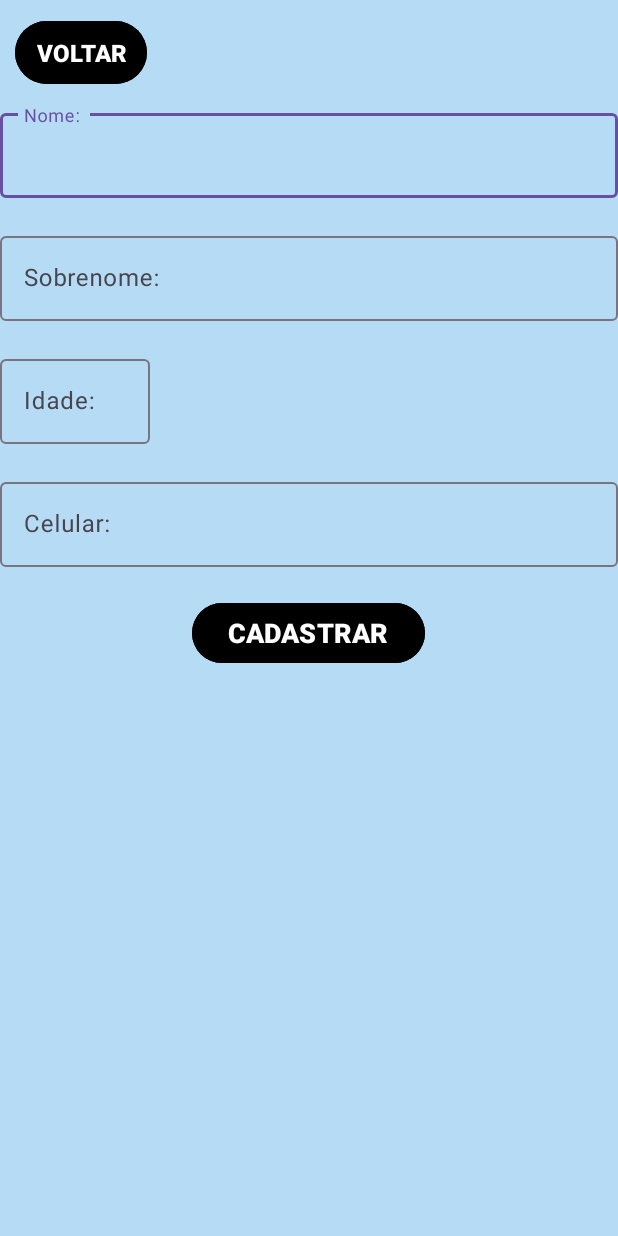
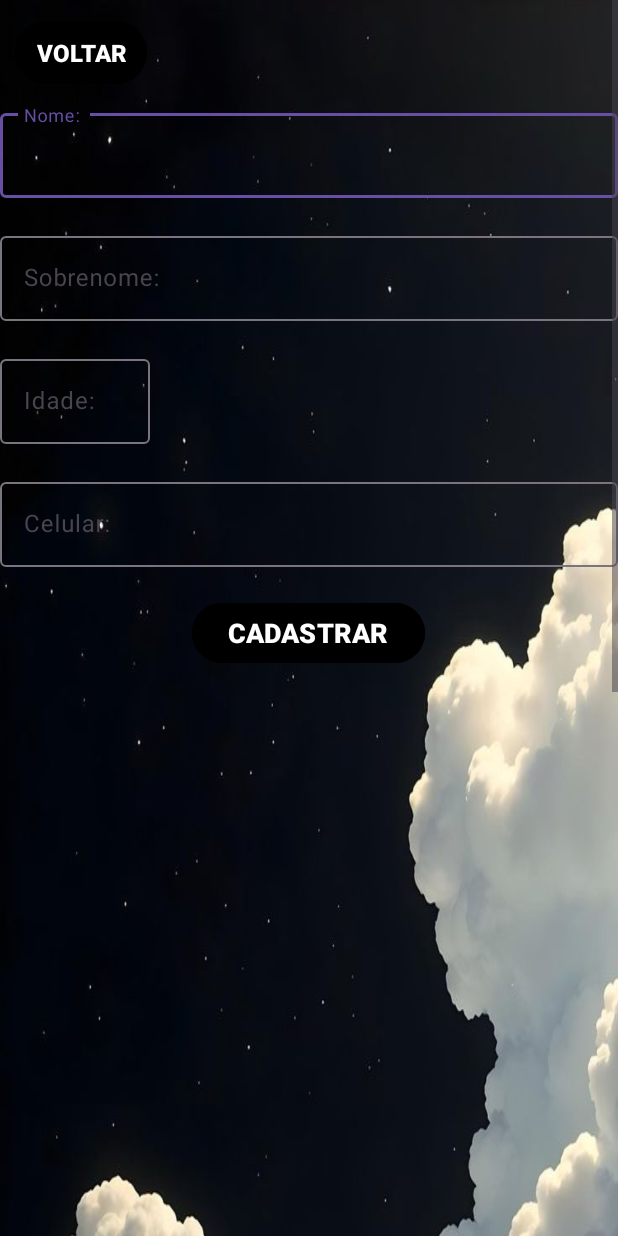
Before and after one commit to blougouras/appAgenda, an Android app: the CadastroUsuarios screen opened directly, with no data from a screen before it, on a phone screen of 412 x 824 dp. Run offline under Robolectric (Android 15) with nearby library versions, the phone set to English and light mode, and no system bars.

Commit message:
estilização finalizada

```diff
--- a/app/src/main/res/layout/activity_cadastro_usuarios.xml
+++ b/app/src/main/res/layout/activity_cadastro_usuarios.xml
@@ -10,23 +10,23 @@
 
     <LinearLayout
         android:id="@+id/main"
-        android:orientation="vertical"
         android:layout_width="match_parent"
         android:layout_height="wrap_content"
-        tools:context=".CadastroUsuarios"
-        android:background="@color/lightblue">
+        android:background="@drawable/fundo_nuvem"
+        android:orientation="vertical"
+        tools:context=".CadastroUsuarios">
 
         <Button
             android:id="@+id/voltar"
             android:layout_width="wrap_content"
             android:layout_height="wrap_content"
+            android:layout_margin="10dp"
+            android:backgroundTint="@color/black"
+            android:padding="10dp"
             android:text="@string/voltar"
+            android:textAllCaps="true"
             android:textSize="16sp"
-            android:textStyle="bold"
-            android:textAllCaps="true"
-            android:backgroundTint="@color/black"
-            android:layout_margin="10dp"
-            android:padding="10dp"/>
+            android:textStyle="bold" />
 
         <com.google.android.material.textfield.TextInputLayout
             android:layout_width="match_parent"
@@ -36,9 +36,9 @@
                 android:id="@+id/editNome"
                 android:layout_width="match_parent"
                 android:layout_height="wrap_content"
+                android:layout_marginBottom="20dp"
                 android:hint="Nome: "
-                android:textColor="@color/black"
-                android:layout_marginBottom="20dp"/>
+                android:textColor="@color/white"/>
 
             <com.google.android.material.textfield.TextInputLayout
                 android:layout_width="match_parent"
@@ -48,9 +48,9 @@
                     android:id="@+id/editSobrenome"
                     android:layout_width="match_parent"
                     android:layout_height="wrap_content"
+                    android:layout_marginBottom="20dp"
                     android:hint="Sobrenome: "
-                    android:textColor="@color/black"
-                    android:layout_marginBottom="20dp"/>
+                    android:textColor="@color/white"/>
 
                 <com.google.android.material.textfield.TextInputLayout
                     android:layout_width="match_parent"
@@ -60,9 +60,9 @@
                         android:id="@+id/editIdade"
                         android:layout_width="100dp"
                         android:layout_height="wrap_content"
+                        android:layout_marginBottom="20dp"
                         android:hint="Idade: "
-                        android:textColor="@color/black"
-                        android:layout_marginBottom="20dp"/>
+                        android:textColor="@color/white" />
 
                     <com.google.android.material.textfield.TextInputLayout
                         android:layout_width="match_parent"
@@ -72,20 +72,20 @@
                             android:id="@+id/editCelular"
                             android:layout_width="match_parent"
                             android:layout_height="wrap_content"
+                            android:layout_marginBottom="20dp"
                             android:hint="Celular: "
-                            android:textColor="@color/black"
-                            android:layout_marginBottom="20dp"/>
+                            android:textColor="@color/white" />
 
                         <Button
                             android:id="@+id/button3"
                             android:layout_width="wrap_content"
                             android:layout_height="wrap_content"
                             android:layout_gravity="center"
+                            android:backgroundTint="@color/black"
+                            android:text="Cadastrar"
                             android:textAllCaps="true"
                             android:textSize="18sp"
-                            android:textStyle="bold"
-                            android:backgroundTint="@color/black"
-                            android:text="Cadastrar" />
+                            android:textStyle="bold" />
                     </com.google.android.material.textfield.TextInputLayout>
                 </com.google.android.material.textfield.TextInputLayout>
             </com.google.android.material.textfield.TextInputLayout>
```
Also changed, not shown: app/src/main/res/layout/activity_atualizar_cadastro.xml (+13 -5 lines), app/src/main/res/drawable/fundo_mar.jpg (added), app/src/main/res/drawable/fundo_nuvem.jpg (added).
